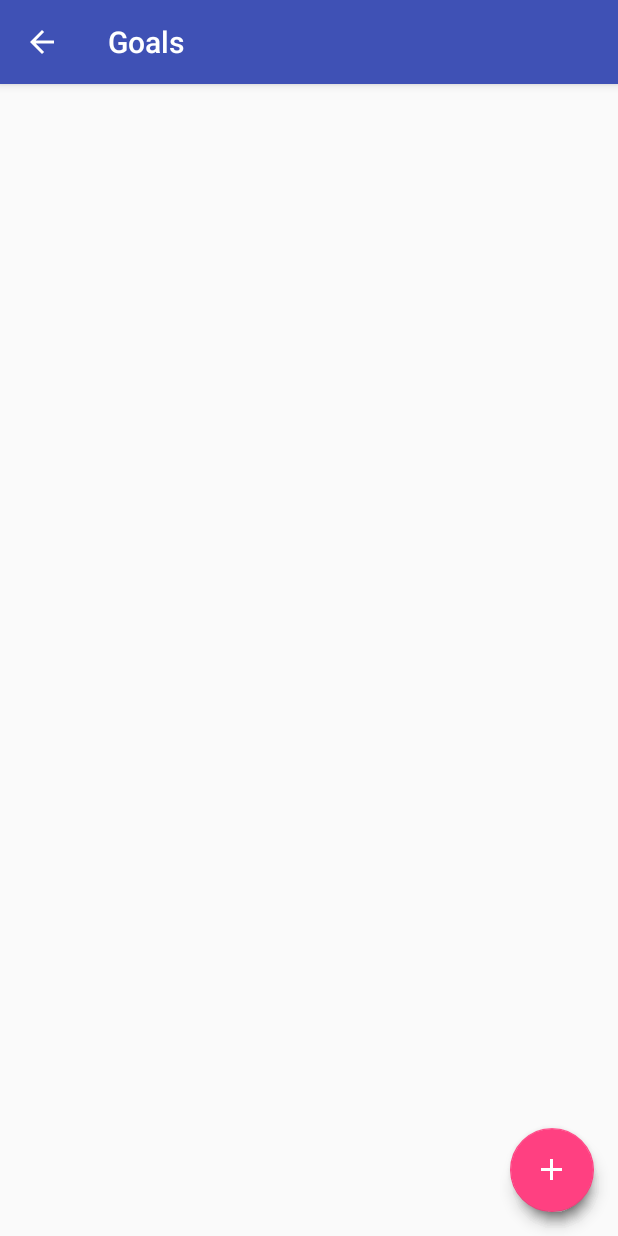
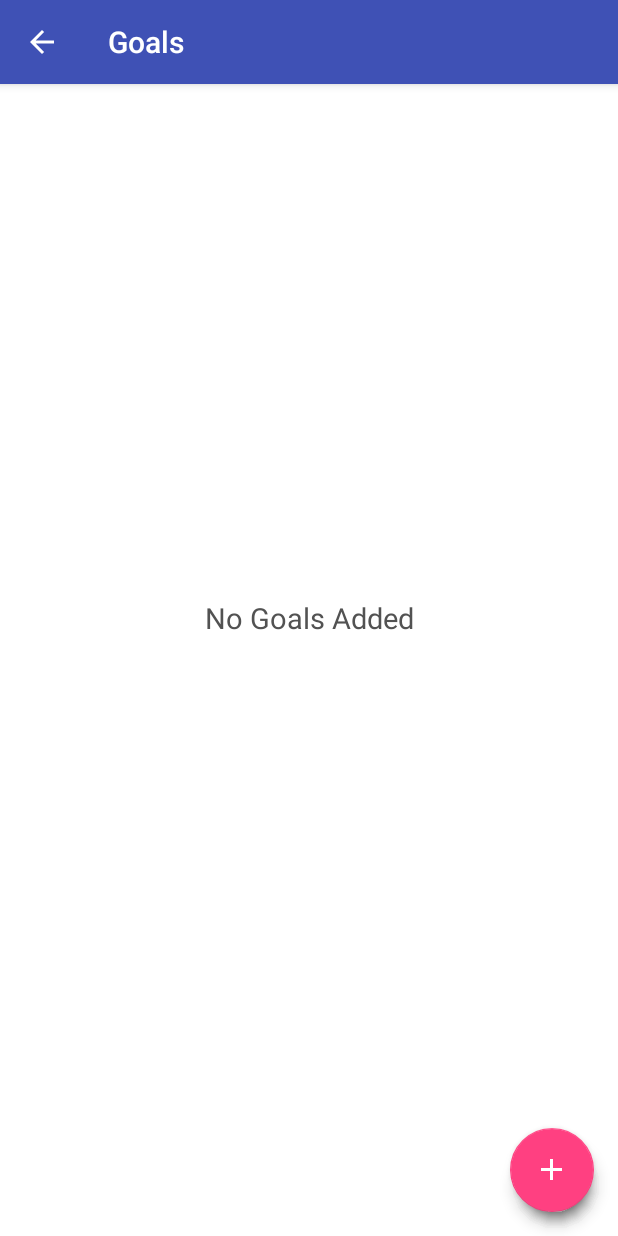
Before and after one commit to yallen011/Leadster, an Android app: the GoalsActivity screen opened directly, with no data from a screen before it, on a phone screen of 412 x 824 dp. Run offline under Robolectric (Android 15) with nearby library versions, the phone set to English and light mode, and no system bars; our stand-ins replace Room's generated code.

Commit message:
Fixed empty list view not working

```diff
--- a/app/src/main/java/com/ubcma/leadster/activity/GoalsActivity.java
+++ b/app/src/main/java/com/ubcma/leadster/activity/GoalsActivity.java
@@ -11,6 +11,7 @@ import android.support.v7.widget.Toolbar;
 import android.util.Log;
 import android.view.MenuItem;
 import android.view.View;
+import android.widget.TextView;
 
 import com.ubcma.leadster.LeadsterApp;
 import com.ubcma.leadster.R;
@@ -41,6 +42,7 @@ public class GoalsActivity extends AppCompatActivity implements GoalDetailsFragm
     FragmentManager fragmentManager;
     GoalDetailsFragment goalDetailsFragment;
     GoalsRecyclerViewAdapter adapter;
+    TextView noGoalsTxt;
 
     GoalDao goalDao;
 
@@ -94,9 +96,28 @@ public class GoalsActivity extends AppCompatActivity implements GoalDetailsFragm
     }
 
     private void createGoalsList() {
-        //set array adapter for the goals list
-        adapter = new GoalsRecyclerViewAdapter(new ArrayList<Goal>());
-        goalsListView.setAdapter(adapter);
+        //TODO: make a call to the database to get goals
+        List<Goal> goals = new ArrayList<Goal>();
+
+//        adapter = new GoalsRecyclerViewAdapter();
+//        goalsListView.setAdapter(adapter);
+
+        //check your goals list is empty or not
+        if(goals!=null && goals.size() > 0){
+
+            //make the goals list visible if there is data
+            goalsListView.setVisibility(View.VISIBLE);
+            noGoalsTxt.setVisibility(View.GONE);
+
+            //set array adapter for the goals list
+            adapter = new GoalsRecyclerViewAdapter(goals);
+            goalsListView.setAdapter(adapter);
+        }else{
+
+            //if there is no data display empty list text.
+            goalsListView.setVisibility(View.GONE);
+            noGoalsTxt.setVisibility(View.VISIBLE);
+        }
     }
 
 
@@ -172,6 +193,8 @@ public class GoalsActivity extends AppCompatActivity implements GoalDetailsFragm
 
         toolbar = (Toolbar) findViewById(R.id.toolbar_goals);
         goalsListView = (RecyclerView) findViewById(R.id.goals_list);
+
+        noGoalsTxt = (TextView) findViewById(R.id.emptyElement);
     }
 
     /**
--- a/app/src/main/res/layout/content_goals.xml
+++ b/app/src/main/res/layout/content_goals.xml
@@ -1,12 +1,32 @@
 <?xml version="1.0" encoding="utf-8"?>
+<LinearLayout
+    xmlns:android="http://schemas.android.com/apk/res/android"
+    xmlns:app="http://schemas.android.com/apk/res-auto"
+    xmlns:tools="http://schemas.android.com/tools"
+    android:layout_width="match_parent"
+    android:layout_height="match_parent"
+    android:background="#ffffff"
+    android:clickable="true"
+    android:orientation="vertical">
+
     <android.support.v7.widget.RecyclerView
-        xmlns:android="http://schemas.android.com/apk/res/android"
-        xmlns:app="http://schemas.android.com/apk/res-auto"
-        xmlns:tools="http://schemas.android.com/tools"
         android:id="@+id/goals_list"
         android:layout_width="match_parent"
         android:layout_height="match_parent"
         app:layoutManager="LinearLayoutManager"
         android:divider="@android:color/darker_gray"
         android:dividerHeight="1px"
+        android:visibility="gone"
         />
+
+    <!--view to show if the dataset is empty-->
+    <TextView
+        android:id="@+id/emptyElement"
+        android:layout_width="match_parent"
+        android:layout_height="match_parent"
+        android:gravity="center"
+        android:visibility="gone"
+        android:text="No Goals Added"
+        android:textColor="#525252"
+        android:textSize="19sp"/>
+</LinearLayout>
```
